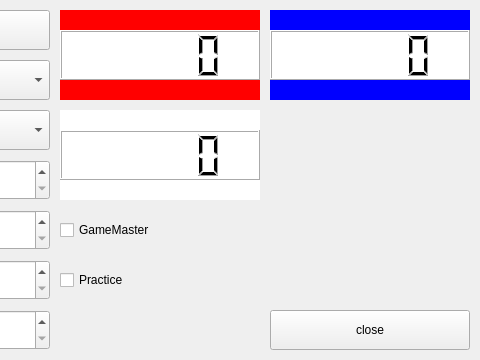
Before: the Qt Designer form src/mainwindow.ui in gra1024/Procon30_simulator, drawn with Qt 5; both pictures show x 370 to 850 and y 0 to 360 of the 850 by 360 pixel window.
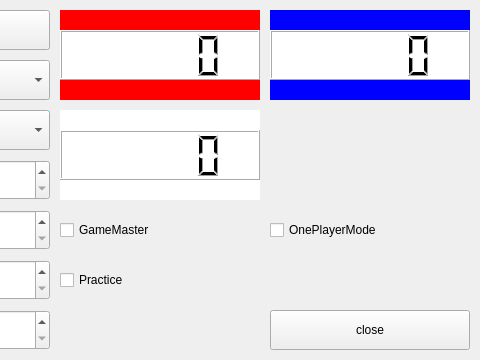
After: the same form once the commit is applied.

```diff
--- a/src/mainwindow.ui
+++ b/src/mainwindow.ui
@@ -418,6 +418,19 @@
     <string>Practice</string>
    </property>
   </widget>
+  <widget class="QCheckBox" name="checkBox_onePlayerMode">
+   <property name="geometry">
+    <rect>
+     <x>640</x>
+     <y>210</y>
+     <width>200</width>
+     <height>40</height>
+    </rect>
+   </property>
+   <property name="text">
+    <string>OnePlayerMode</string>
+   </property>
+  </widget>
  </widget>
  <layoutdefault spacing="6" margin="11"/>
  <resources/>
```
